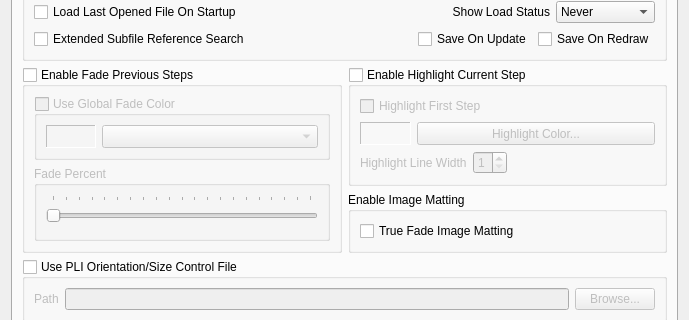
Above: mainApp/preferences.ui from trevorsandy/lpub3d-ci before the change; both pictures show x 0 to 689 and y 198 to 518 of the 689 by 744 pixel window. Below: the same form after it.
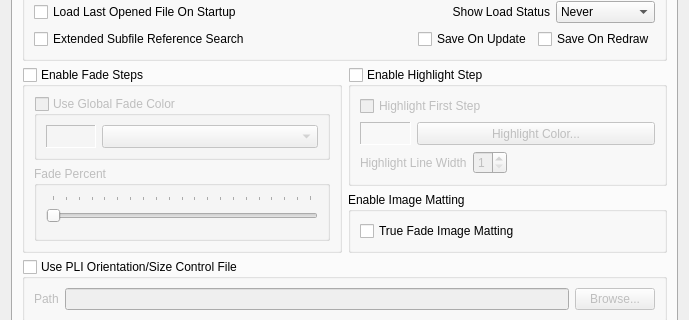
That is the form after the change.

Commit message: Fade and highlight - remove previous and current from labels #710

Patch:
```diff
--- a/mainApp/preferences.ui
+++ b/mainApp/preferences.ui
@@ -491,7 +491,7 @@
             <string>This setting allows you to highlight current build step parts</string>
            </property>
            <property name="title">
-            <string>Enable Highlight Current Step</string>
+            <string>Enable Highlight Step</string>
            </property>
            <property name="checkable">
             <bool>true</bool>
@@ -651,7 +651,7 @@
             <string>This setting allows you to fade previous build step parts </string>
            </property>
            <property name="title">
-            <string>Enable Fade Previous Steps</string>
+            <string>Enable Fade Steps</string>
            </property>
            <property name="checkable">
             <bool>true</bool>
```
The commit also changes 18 other files.
